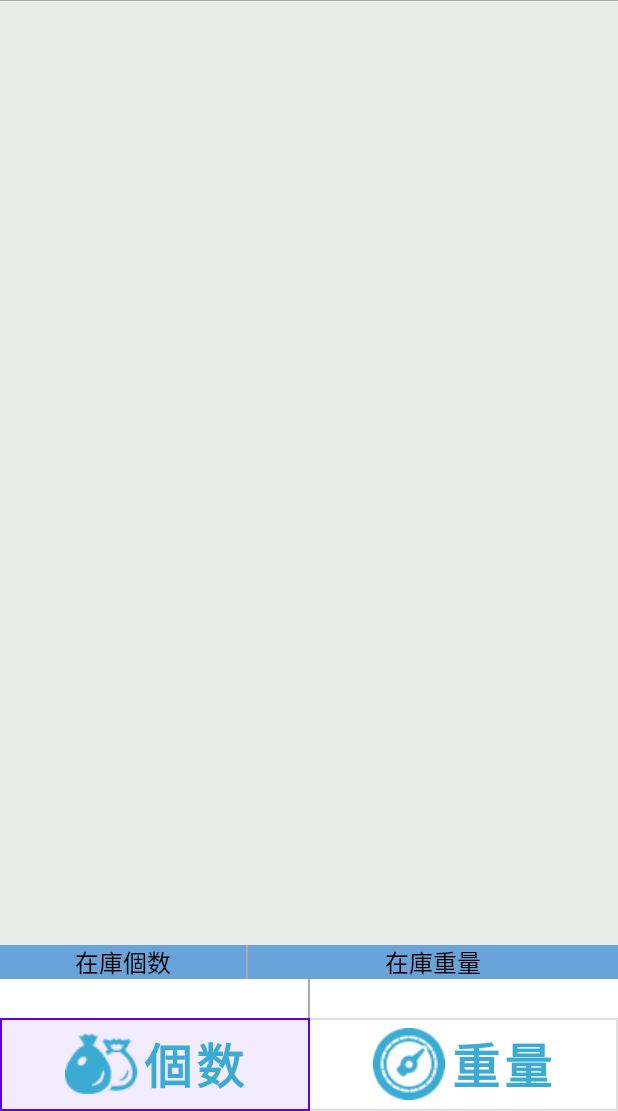
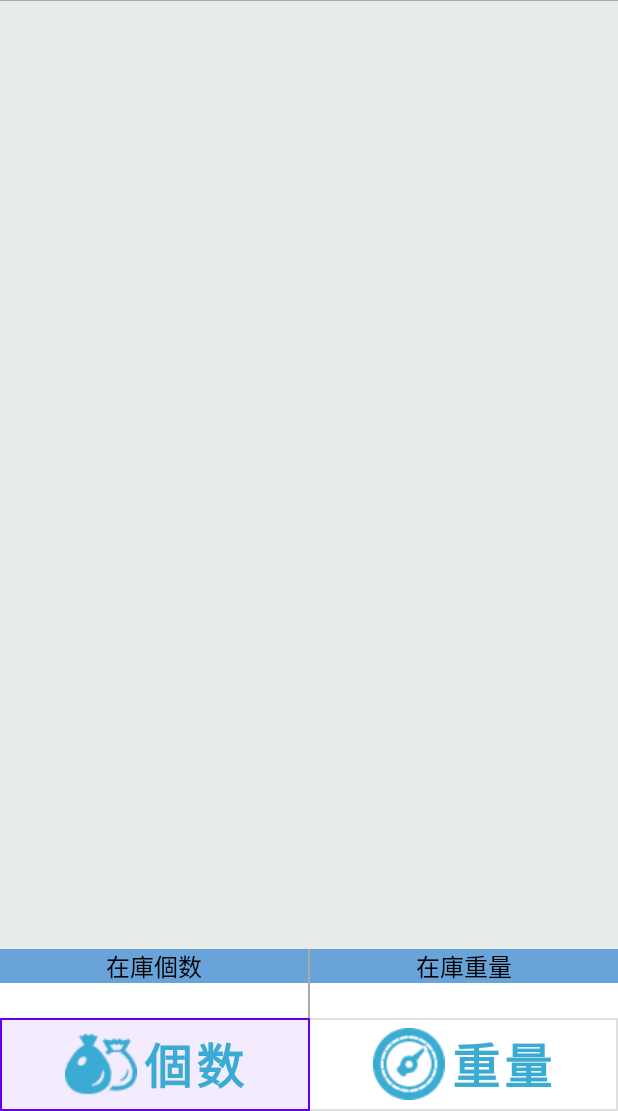
Before and after one commit to portus-nnakamura/SOZAX, an Android app: the InventoryInquiryPage2Activity screen opened directly, with no data from a screen before it, on a phone screen of 412 x 824 dp, the part 125-1236 px from its top. Run offline under Robolectric (Android 15) with nearby library versions, the phone set to English and light mode, and no system bars; libraries missing offline, so code that uses them is left out: com.densowave.bhtsdk; 7 statements that could not run were skipped.

Commit message:
textsize及び余白調整

```diff
--- a/app/src/main/res/layout/activity_inventory_inquiry_page2.xml
+++ b/app/src/main/res/layout/activity_inventory_inquiry_page2.xml
@@ -182,7 +182,7 @@
                 android:layout_marginLeft="-0.5dp"
                 android:layout_marginTop="-0.5dp"
                 android:layout_marginBottom="-0.5dp"
-                android:layout_weight="0.4"
+                android:layout_weight="0.5"
                 android:background="@drawable/text_border_dimgray"
                 android:gravity="center"
                 android:text="在庫個数"
@@ -196,7 +196,7 @@
                 android:layout_marginTop="-0.5dp"
                 android:layout_marginRight="-0.5dp"
                 android:layout_marginBottom="-0.5dp"
-                android:layout_weight="0.6"
+                android:layout_weight="0.5"
                 android:background="@drawable/text_border_dimgray"
                 android:gravity="center"
                 android:text="在庫重量"
@@ -222,7 +222,7 @@
                 android:gravity="right"
                 android:paddingRight="@dimen/space_size_2"
                 android:textColor="@color/black"
-                android:textSize="@dimen/font_size_20"
+                android:textSize="@dimen/font_size_18"
                 app:autoSizeMaxTextSize="32sp"
 
                 />
@@ -241,7 +241,7 @@
                 android:gravity="right"
                 android:paddingRight="@dimen/space_size_2"
                 android:textColor="@color/black"
-                android:textSize="@dimen/font_size_20" />
+                android:textSize="@dimen/font_size_18" />
 
         </TableRow>
 
```
